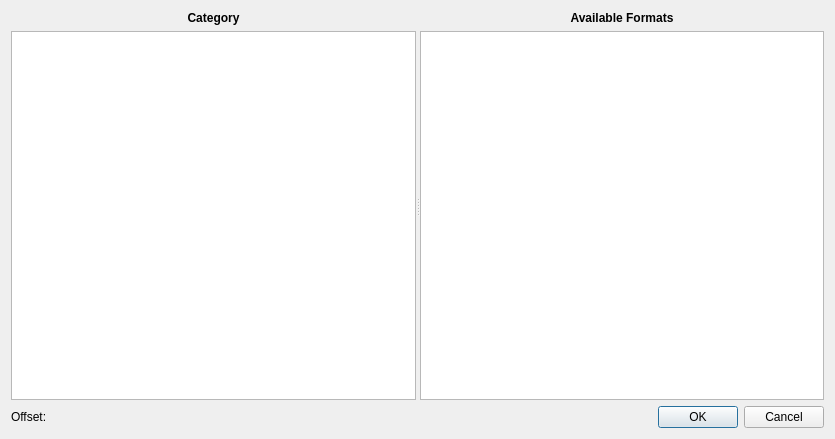
This is views/hexview/formatwidget/formatsdialog/formatsdialog.ui in PREF/PREF as Qt 5 draws it before an edit. The edited form follows.
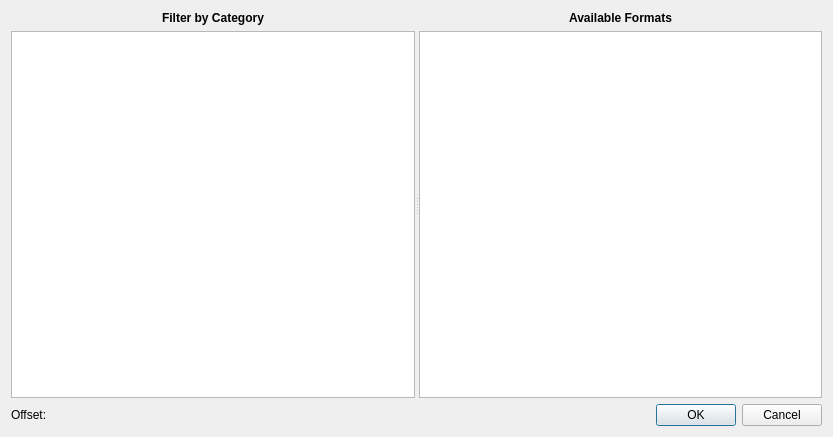
This is the edited form. Icons and pictures are not drawn. Custom widgets are drawn as their Qt base class.

Diff of the .ui file:
```diff
--- a/views/hexview/formatwidget/formatsdialog/formatsdialog.ui
+++ b/views/hexview/formatwidget/formatsdialog/formatsdialog.ui
@@ -9,8 +9,8 @@
    <rect>
     <x>0</x>
     <y>0</y>
-    <width>835</width>
-    <height>439</height>
+    <width>833</width>
+    <height>437</height>
    </rect>
   </property>
   <property name="windowTitle">
@@ -34,7 +34,7 @@
        <item>
         <widget class="QLabel" name="label_2">
          <property name="text">
-          <string>&lt;b&gt;Category&lt;/b&gt;</string>
+          <string>&lt;html&gt;&lt;head/&gt;&lt;body&gt;&lt;p&gt;&lt;span style=&quot; font-weight:600;&quot;&gt;Filter by Category&lt;/span&gt;&lt;/p&gt;&lt;/body&gt;&lt;/html&gt;</string>
          </property>
          <property name="alignment">
           <set>Qt::AlignCenter</set>
```
Left out of the diff: 4 changed lines with no effect on the pictures.
